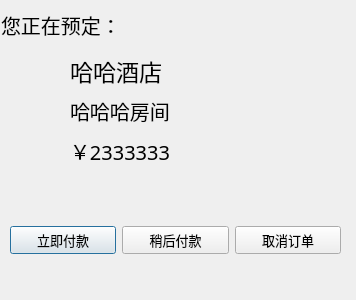
This is dlg_neworder.ui in ziho719/HMS as Qt 5 draws it before an edit. The edited form follows.
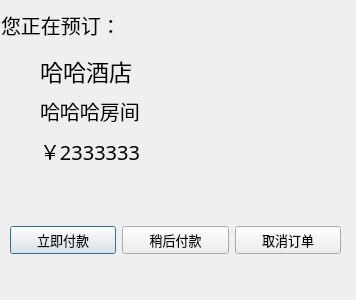
This is the edited form.

Commit message: 完成了预订界面 functionbtn剩余connect未完成 完成了完善信息dlg

Diff of the .ui file:
```diff
--- a/dlg_neworder.ui
+++ b/dlg_neworder.ui
@@ -29,15 +29,15 @@
     </font>
    </property>
    <property name="text">
-    <string>您正在预定：</string>
+    <string>您正在预订：</string>
    </property>
   </widget>
   <widget class="QLabel" name="hotelname">
    <property name="geometry">
     <rect>
-     <x>70</x>
+     <x>40</x>
      <y>50</y>
-     <width>291</width>
+     <width>311</width>
      <height>41</height>
     </rect>
    </property>
@@ -54,7 +54,7 @@
   <widget class="QLabel" name="roomname">
    <property name="geometry">
     <rect>
-     <x>70</x>
+     <x>40</x>
      <y>90</y>
      <width>301</width>
      <height>41</height>
@@ -73,7 +73,7 @@
   <widget class="QLabel" name="roomname_2">
    <property name="geometry">
     <rect>
-     <x>70</x>
+     <x>40</x>
      <y>130</y>
      <width>301</width>
      <height>41</height>
```
Left out of the diff: 2 changed lines with no effect on the pictures. The commit also changes 21 other files.
